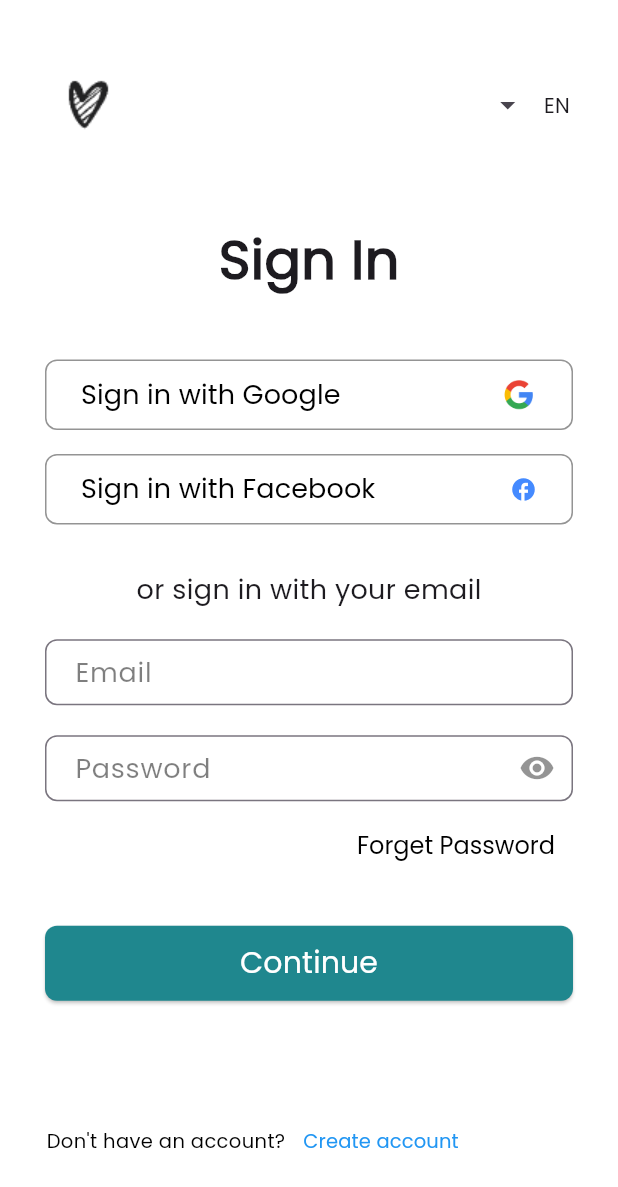
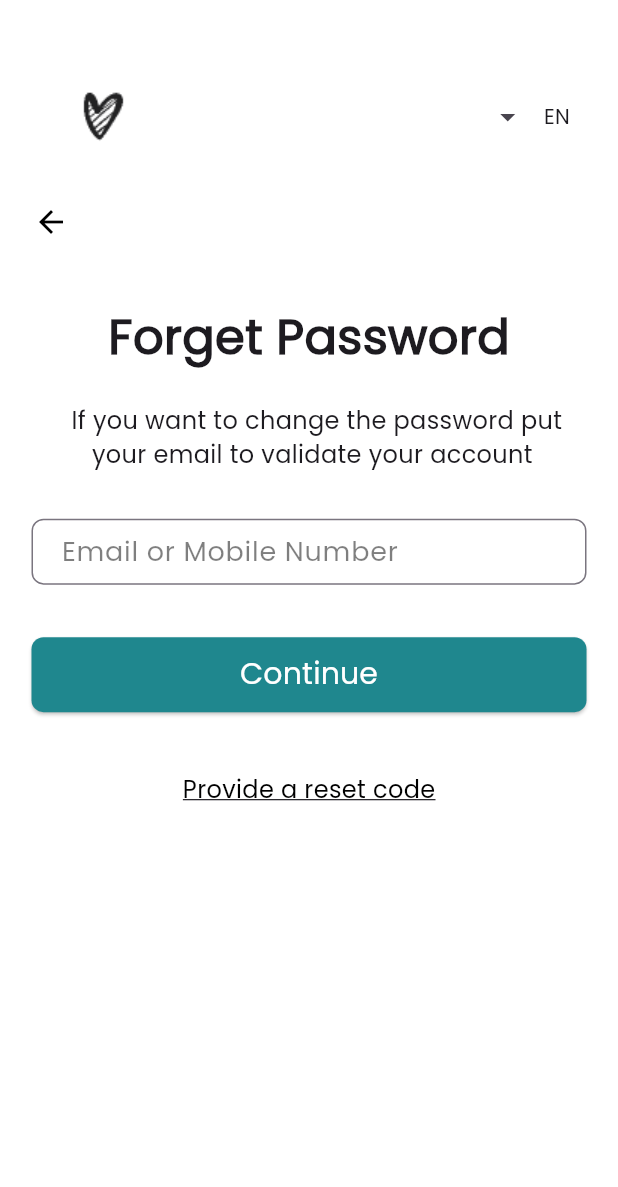
Before and after one commit to Narsinhpatel/donation_flutter_app, a Flutter app: the screen it shows after launch, after a tap on "Skip", after a tap on "Forget Password", on a phone screen of 412 x 824 dp. Shown: the top 1187 px of the screen. Run offline on Flutter 3.47's test engine with Material 3 defaults, Android fonts, the phone set to English and light mode, and no system bars; our stand-ins replace get.

Commit message:
forgetpassword-page-completed-narsinh

```diff
--- /dev/null
+++ b/lib/pages/auth_pages/forget_password_page.dart
@@ -0,0 +1,166 @@
+import 'package:flutter/material.dart';
+import 'package:get/get.dart';
+
+class ForgetPassword extends StatefulWidget {
+  const ForgetPassword({super.key});
+
+  @override
+  State<ForgetPassword> createState() => _ForgetPasswordState();
+}
+
+class _ForgetPasswordState extends State<ForgetPassword> {
+  @override
+  Widget build(BuildContext context) {
+    return Scaffold(
+      backgroundColor: Colors.white,
+      body: SingleChildScrollView(
+        child: Column(
+          children: [
+            Row(
+              children: [
+                Container(
+                  margin: const EdgeInsets.only(left: 10.0, top: 30.0),
+                  child:
+                      Image.asset('assets/images/auth/heart.png', width: 120),
+                ),
+                Expanded(
+                  child: Container(
+                    margin: const EdgeInsets.only(
+                      top: 32.0,
+                      right: 32,
+                    ),
+                    child: Row(
+                      mainAxisAlignment: MainAxisAlignment.end,
+                      children: [
+                        IconButton(
+                          padding: const EdgeInsets.all(10),
+                          onPressed: () {},
+                          icon: const Icon(Icons.arrow_drop_down_sharp),
+                        ),
+                        const Center(
+                          child: Text(
+                            "EN",
+                            style: TextStyle(
+                                fontWeight: FontWeight.w400, fontSize: 14),
+                          ),
+                        ),
+                      ],
+                    ),
+                  ),
+                ),
+              ],
+            ),
+            Container(
+              margin: const EdgeInsets.only(left: 10),
+              alignment: Alignment.topLeft,
+              child:
+                  IconButton(
+                    onPressed: () {
+                      Get.back();
+                    },
+                    icon: const Icon(Icons.arrow_back,color: Colors.black,),
+                  ),
+
+              ),
+
+            const SizedBox(height: 30),
+            const Center(
+              child: Text(
+                "Forget Password",
+                style: TextStyle(fontWeight: FontWeight.w600, fontSize: 32),
+              ),
+            ),
+            const SizedBox(height: 20),
+            Container(
+              margin: const EdgeInsets.only(left: 24),
+              width: 380,
+              height: 48,
+              child: const Center(
+                child: Text(
+                  '''If you want to change the password put
+   your email to validate your account ''',
+                  style: TextStyle(fontWeight: FontWeight.w400, fontSize: 16),
+                ),
+              ),
+            ),
+            const SizedBox(height: 30),
+            Form(
+              child: Column(
+                children: [
+                  SizedBox(
+                    width: 370,
+                    height: 44,
+                    child: TextField(
+                      decoration: InputDecoration(
+                        hintText: "Email or Mobile Number",
+                        hintStyle: TextStyle(
+                          fontWeight: FontWeight.w500,
+                          fontSize: 18,
+                          color: Colors.black.withOpacity(0.5),
+                        ),
+                        contentPadding: const EdgeInsets.symmetric(
+                            vertical: 7, horizontal: 16),
+                        border: OutlineInputBorder(
+                          borderRadius: BorderRadius.circular(8.0),
+                          borderSide: BorderSide(
+                              color: Colors.black.withOpacity(
+                                  0.5)), // Set border color with opacity
+                        ),
+                        focusedBorder: OutlineInputBorder(
+                          borderRadius: BorderRadius.circular(8.0),
+                          borderSide: BorderSide(
+                              color: Colors.black.withOpacity(
+                                  0.5)), // Set border color with opacity
+                        ),
+                      ),
+                    ),
+                  ),
+                  const SizedBox(height: 5),
+                  const SizedBox(height: 30),
+                  ElevatedButton(
+                    onPressed: () {
+                      if (Form.of(context).validate()) {
+                        // Form is valid, do something with the data
+                        print('Form is valid');
+                      }
+                    },
+                    style: ElevatedButton.styleFrom(
+                      backgroundColor: const Color(0xFF1F878E),
+                      // Set background color to #1F878E
+                      minimumSize: const Size(370, 50),
+
+                      padding: const EdgeInsets.all(10),
+
+                      shape: RoundedRectangleBorder(
+                        borderRadius: BorderRadius.circular(
+                            8),
+                      ),
+                    ),
+                    child: const Text(
+                      'Continue',
+                      style: TextStyle(
+                          color: Colors.white,
+                          fontSize: 20,
+                          fontWeight: FontWeight.w500),
+                    ),
+                  ),
+                  const SizedBox(height: 40),
+                ],
+              ),
+            ),
+            const Center(
+              child: Text(
+                "Provide a reset code",
+                style: TextStyle(
+                    color: Colors.black,
+                    fontSize: 16,
+                    fontWeight: FontWeight.w400,
+                    decoration: TextDecoration.underline),
+              ),
+            )
+          ],
+        ),
+      ),
+    );
+  }
+}
--- a/lib/pages/auth_pages/signin_page.dart
+++ b/lib/pages/auth_pages/signin_page.dart
@@ -2,6 +2,7 @@ import 'package:flutter/cupertino.dart';
 import 'package:flutter/material.dart';
 import 'package:flutter/painting.dart';
 import 'package:flutter/widgets.dart';
+import 'package:get/get.dart';
 
 class SignIn extends StatefulWidget {
   const SignIn({super.key});
@@ -229,7 +230,9 @@ class _SignInState extends State<SignIn> {
                                       fontWeight: FontWeight.w400,
                                       color: Colors.white),
                                 ),
-                                onPressed: () {},
+                                onPressed: () {
+                                  Get.toNamed('/forget_password');
+                                },
                                 child: const Text(
                                   'Forget Password',
                                   style: TextStyle(
--- a/lib/routes/routes.dart
+++ b/lib/routes/routes.dart
@@ -1,3 +1,4 @@
+import 'package:donation_flutter_app/pages/auth_pages/forget_password_page.dart';
 import 'package:donation_flutter_app/pages/auth_pages/signin_page.dart';
 import 'package:donation_flutter_app/pages/welcome_pages/welcome.dart';
 import 'package:get/get.dart';
@@ -17,4 +18,8 @@ appRoutes()=>[
     name: '/signin',
     page: () => const SignIn(),
   ),
+  GetPage(
+    name: '/forget_password',
+    page: () => const ForgetPassword(),
+  )
 ];
```
